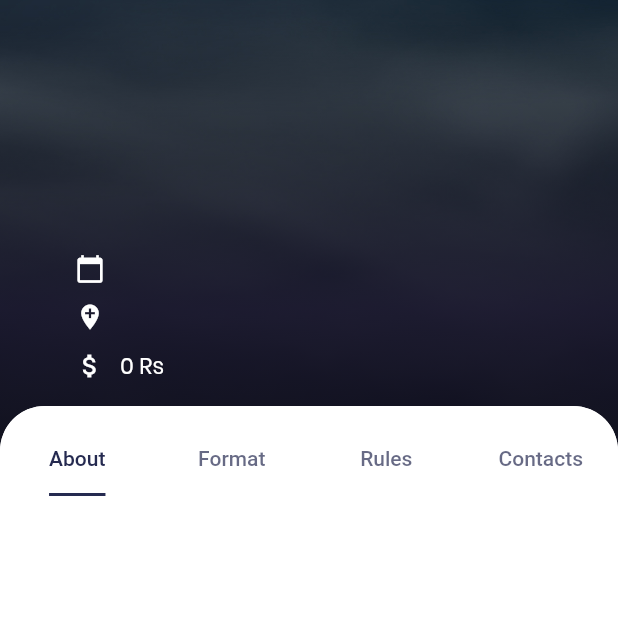
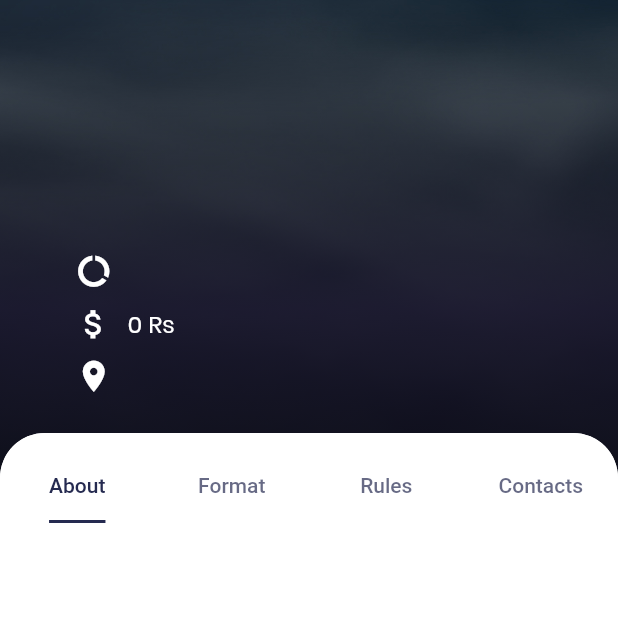
Before and after one commit to Excel-MEC/Excel-App-2020, a Flutter app: the EventPageBody screen opened directly with empty values, after a tap on "More Details", on a phone screen of 412 x 824 dp, the top half of it. Run offline on Flutter 3.47's test engine with Material 2 defaults, Android fonts, the phone set to English and light mode, and no system bars; our stand-ins replace cached_network_image, carousel_slider, connectivity, introduction_screen, shared_preferences, sqflite; missing offline and left inert: flutter_auth0, searchable_dropdown; accounts and stored records are empty; network calls fail.

Commit message:
updated event description

```diff
--- a/lib/UI/Screens/EventPage/Widgets/eventDescription.dart
+++ b/lib/UI/Screens/EventPage/Widgets/eventDescription.dart
@@ -11,13 +11,14 @@ Widget getEventDetails(EventDetails eventDetails) {
         mainAxisAlignment: MainAxisAlignment.spaceEvenly,
         children: <Widget>[
           // Date and Time
-          detailRow(Icons.calendar_today, eventDetails.datetime.toString()),
-          SizedBox(height: 10.0),
-          // Venue
-          detailRow(Icons.add_location, eventDetails.venue.toString()),
+          detailRow(Icons.data_usage, eventDetails.datetime.toString()),
           SizedBox(height: 10.0),
           // Prize money
           detailRow(Icons.attach_money, eventDetails.prizeMoney.toString() + ' Rs'),
+          SizedBox(height: 10.0),
+           // Venue
+          detailRow(Icons.location_on, eventDetails.venue.toString()),
+          SizedBox(height: 10.0),
         ],
       ),
     ),
@@ -30,7 +31,7 @@ Widget detailRow(IconData icon, String text) {
     children: <Widget>[
       Icon(
         icon,
-        size: 20.0,
+        size: 25.0,
         color: Colors.white,
       ),
       SizedBox(width: 10.0),
@@ -39,9 +40,9 @@ Widget detailRow(IconData icon, String text) {
           text,
           style: TextStyle(
             color: Colors.white,
-            fontSize: 15.0,
+            fontSize: 16.0,
             fontFamily: pfontFamily,
-            fontWeight: FontWeight.w400,
+            fontWeight: FontWeight.w500,
           ),
         ),
       )
--- a/lib/UI/Screens/EventPage/Widgets/eventPageBody.dart
+++ b/lib/UI/Screens/EventPage/Widgets/eventPageBody.dart
@@ -101,7 +101,7 @@ class EventPageBodyState extends State<EventPageBody> {
                         style: TextStyle(
                           decoration: TextDecoration.none,
                           fontFamily: pfontFamily,
-                          fontSize: 35.0,
+                          fontSize: 30.0,
                           fontWeight: FontWeight.w800,
                           color: textColor,
                         ),
--- a/lib/UI/Screens/EventPage/eventPage.dart
+++ b/lib/UI/Screens/EventPage/eventPage.dart
@@ -15,7 +15,6 @@ class EventPage extends StatefulWidget {
 
 class _EventPageState extends State<EventPage> {
   DBProvider dbProvider;
-  String _endpoint;
   int _eventId;
   String _tableName;
 
```
